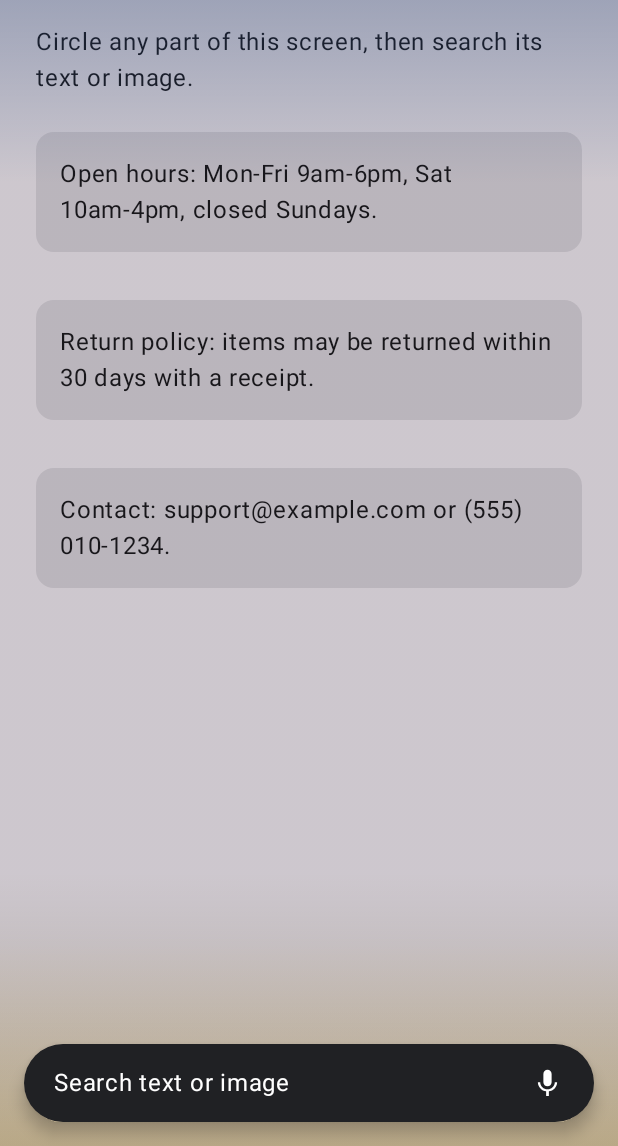
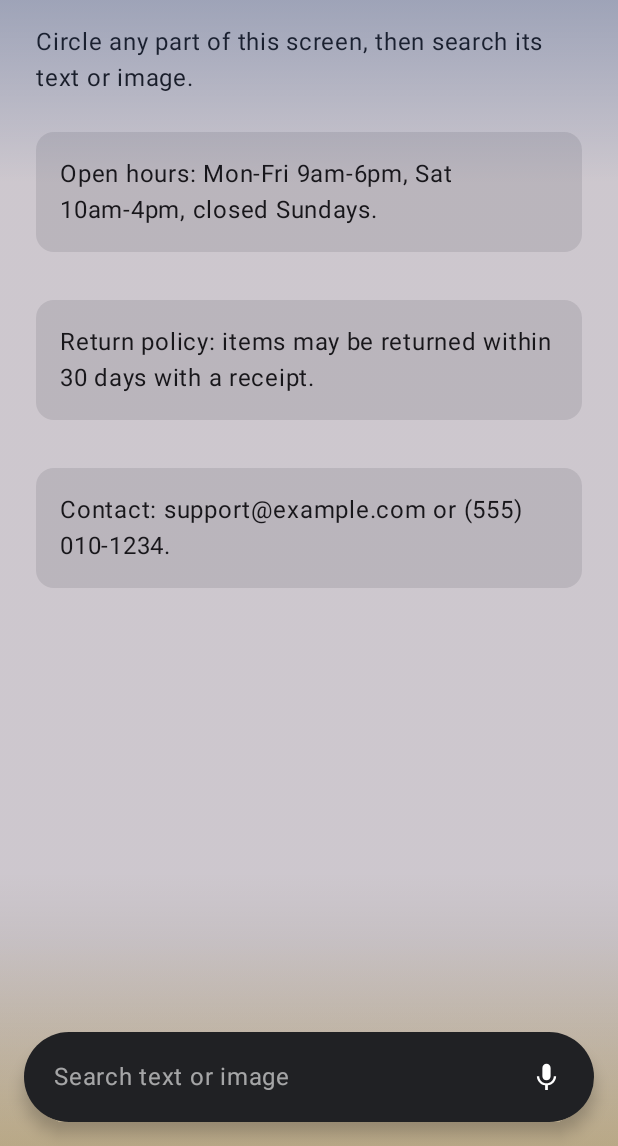
Before and after one commit to krajarajan96/Circle-To-Search, an Android app built with Jetpack Compose: the screen it shows after launch (MainActivity), after a tap on "Search", on a phone screen of 412 x 824 dp, the part 90-1236 px from its top. Run offline under Robolectric (Android 15) with nearby library versions, the phone set to English and light mode, and no system bars; libraries missing offline, so code that uses them is left out: com.google.mlkit.vision; 1 statement that could not run was skipped.

Commit message:
Align with BizBuddy implementation: chrome/FAB toggles, typeable bar, text-only mode, empty-OCR reset, FAB colors; refresh README and screenshots
Co-Authored-By: Claude Sonnet 5.5 <noreply@anthropic.com>

```diff
--- a/circletosearch/src/commonMain/kotlin/com/circletosearch/CircleSearchConfig.kt
+++ b/circletosearch/src/commonMain/kotlin/com/circletosearch/CircleSearchConfig.kt
@@ -23,6 +23,9 @@ data class CircleSearchColors(
     val resultPanelColor: Color,
     val selectionStrokeColor: Color,
     val selectingDarkenBrush: Brush,
+    /** Launch FAB colors. [Color.Unspecified] falls back to the Material 3 theme defaults. */
+    val fabContainerColor: Color = Color.Unspecified,
+    val fabContentColor: Color = Color.Unspecified,
 ) {
     companion object {
         fun defaults(): CircleSearchColors = CircleSearchColors(
@@ -61,6 +64,11 @@ data class CircleSearchStrings(
     val searchTextButton: String = "Search text",
     val searchImageButton: String = "Search image",
     val recognizingLabel: String = "Reading text…",
+    /** Used for the single result button when [CircleSearchConfig.enableImageSearch] is false. */
+    val searchButton: String = "Search",
+    val closeDescription: String = "Close",
+    val voiceSearchDescription: String = "Voice search",
+    val selectedContentDescription: String = "Selected content",
 ) {
     companion object {
         fun defaults(): CircleSearchStrings = CircleSearchStrings()
@@ -70,10 +78,9 @@ data class CircleSearchStrings(
 /**
  * Everything a host screen can customize about [SelectableContent]: the OCR backend, the visual
  * theme, the minimum selection size that counts as a deliberate circle rather than a stray tap,
- * and the bottom chrome shown while the user is drawing a selection.
+ * and the chrome shown while the user is drawing a selection.
  *
- * Set [bottomBar] to replace the default "Search text or image" bar with your own composable
- * (e.g. to add suggestion chips, a different hint, or app-specific actions). It's still hosted
+ * Set [bottomBar] to replace the default search bar with your own composable. It's still hosted
  * inside the same animated slide-in/fade-in container as the default bar.
  */
 data class CircleSearchConfig(
@@ -82,4 +89,19 @@ data class CircleSearchConfig(
     val strings: CircleSearchStrings = CircleSearchStrings.defaults(),
     val minSelectionSizePx: Int = 20,
     val bottomBar: (@Composable () -> Unit)? = null,
+    /**
+     * When false the host draws [SearchModeTopBar]/[SearchModeBottomBar] itself (e.g. swapped in
+     * for its own app bars) and this overlay skips them.
+     */
+    val showChrome: Boolean = true,
+    /** When false the host renders its own launch button and calls [SelectionController.startSelecting]. */
+    val showFab: Boolean = true,
+    /** Show both "Search text" and "Search image". When false, only a single text-search button. */
+    val enableImageSearch: Boolean = true,
+    /** Close back to idle when OCR finds no text, instead of reporting an empty text query. */
+    val resetOnEmptyText: Boolean = false,
+    /** Makes the default bottom bar a real text field; called with the typed query on IME search. */
+    val onQuerySubmit: ((String) -> Unit)? = null,
+    /** Shows a tappable mic in the default bottom bar; called when it is tapped. */
+    val onVoiceSearch: (() -> Unit)? = null,
 )
--- a/circletosearch/src/commonMain/kotlin/com/circletosearch/SelectableContent.kt
+++ b/circletosearch/src/commonMain/kotlin/com/circletosearch/SelectableContent.kt
@@ -19,10 +19,17 @@ import androidx.compose.foundation.layout.fillMaxWidth
 import androidx.compose.foundation.layout.height
 import androidx.compose.foundation.layout.navigationBarsPadding
 import androidx.compose.foundation.layout.padding
-import androidx.compose.foundation.layout.safeDrawingPadding
+import androidx.compose.foundation.layout.WindowInsets
+import androidx.compose.foundation.layout.ime
+import androidx.compose.foundation.layout.navigationBars
+import androidx.compose.foundation.layout.statusBars
+import androidx.compose.foundation.layout.windowInsetsPadding
 import androidx.compose.foundation.layout.size
 import androidx.compose.foundation.shape.CircleShape
 import androidx.compose.foundation.shape.RoundedCornerShape
+import androidx.compose.foundation.text.BasicTextField
+import androidx.compose.foundation.text.KeyboardActions
+import androidx.compose.foundation.text.KeyboardOptions
 import androidx.compose.material.icons.Icons
 import androidx.compose.material.icons.filled.Close
 import androidx.compose.material.icons.filled.Mic
@@ -31,6 +38,8 @@ import androidx.compose.material3.Button
 import androidx.compose.material3.CircularProgressIndicator
 import androidx.compose.material3.FloatingActionButton
 import androidx.compose.material3.Icon
+import androidx.compose.material3.IconButton
+import androidx.compose.material3.LocalTextStyle
 import androidx.compose.material3.MaterialTheme
 import androidx.compose.material3.Surface
 import androidx.compose.material3.Text
@@ -52,6 +61,7 @@ import androidx.compose.ui.graphics.Color
 import androidx.compose.ui.graphics.ImageBitmap
 import androidx.compose.ui.graphics.Path
 import androidx.compose.ui.graphics.PathEffect
+import androidx.compose.ui.graphics.SolidColor
 import androidx.compose.ui.graphics.StrokeCap
 import androidx.compose.ui.graphics.StrokeJoin
 import androidx.compose.ui.graphics.drawscope.DrawScope
@@ -62,9 +72,12 @@ import androidx.compose.ui.graphics.takeOrElse
 import androidx.compose.ui.input.pointer.pointerInput
 import androidx.compose.ui.layout.onSizeChanged
 import androidx.compose.ui.text.font.FontWeight
+import androidx.compose.ui.text.input.ImeAction
 import androidx.compose.ui.unit.IntSize
 import androidx.compose.ui.unit.dp
+import kotlinx.coroutines.Dispatchers
 import kotlinx.coroutines.launch
+import kotlinx.coroutines.withContext
 
 /**
  * Wraps [content] with a Google-Lens-style "circle to search" gesture: a FAB toggles a
@@ -159,8 +172,12 @@ fun SelectableContent(
                                     controller.reset()
                                 } else {
                                     scope.launch {
-                                        val snapshot = graphicsLayer.toImageBitmap().toSoftwareImageBitmap()
-                                        val preview = cropImageBitmap(snapshot, bounds)
+                                        val snapshot = graphicsLayer.toImageBitmap()
+                                        // The hardware->software copy and crop block, so keep them
+                                        // off the main thread to avoid stalling the enter animation.
+                                        val preview = withContext(Dispatchers.Default) {
+                                            cropImageBitmap(snapshot.toSoftwareImageBitmap(), bounds)
+                                        }
                                         controller.finishSelecting(bounds, preview)
                                     }
                                 }
@@ -172,22 +189,34 @@ fun SelectableContent(
             }
         }
 
-        if (mode is SelectionMode.Idle) {
+        if (mode is SelectionMode.Idle && config.showFab) {
             FloatingActionButton(
                 onClick = { controller.startSelecting() },
-                modifier = Modifier.align(Alignment.BottomEnd).navigationBarsPadding().padding(24.dp),
+                containerColor = config.colors.fabContainerColor.takeOrElse { MaterialTheme.colorScheme.primaryContainer },
+                contentColor = config.colors.fabContentColor.takeOrElse { MaterialTheme.colorScheme.onPrimaryContainer },
+                // With host-drawn chrome, the host's own bottom bar already reserves the nav inset.
+                modifier = Modifier
+                    .align(Alignment.BottomEnd)
+                    .then(if (config.showChrome) Modifier.navigationBarsPadding() else Modifier)
+                    .padding(24.dp),
             ) {
                 Icon(Icons.Default.Search, contentDescription = config.strings.searchTitle)
             }
         }
 
+        if (config.showChrome) {
             AnimatedVisibility(
                 visible = showBottomSearchBar,
                 modifier = Modifier.align(Alignment.BottomCenter),
                 enter = slideInVertically(initialOffsetY = { it }) + fadeIn(),
                 exit = slideOutVertically(targetOffsetY = { it }) + fadeOut(),
             ) {
-            config.bottomBar?.invoke() ?: SearchModeBottomBar(config)
+                config.bottomBar?.invoke() ?: SearchModeBottomBar(
+                    config = config,
+                    onSearch = config.onQuerySubmit?.let { submit -> { q: String -> controller.reset(); submit(q) } },
+                    onVoiceSearch = config.onVoiceSearch,
+                )
+            }
         }
 
         AnimatedVisibility(
@@ -203,6 +232,7 @@ fun SelectableContent(
                     config = config,
                     onSearchText = { controller.beginRecognizingText() },
                     onSearchImage = { onResult(CircleSearchResult.ImageQuery(result.preview)) },
+                    padForNavigationBar = config.showChrome,
                     onClose = { controller.reset() },
                 )
 
@@ -214,10 +244,14 @@ fun SelectableContent(
                         onSearchText = {},
                         onSearchImage = {},
                         onClose = { controller.reset() },
+                        padForNavigationBar = config.showChrome,
                     )
                     LaunchedEffect(result.bounds) {
                         val text = config.ocrProvider.recognizeText(result.preview).getOrDefault("")
-                        onResult(CircleSearchResult.TextQuery(text, result.preview))
+                        // Nothing readable (e.g. a status dot): optionally close instead of
+                        // handing the host an empty query.
+                        if (text.isBlank() && config.resetOnEmptyText) controller.reset()
+                        else onResult(CircleSearchResult.TextQuery(text, result.preview))
                     }
                 }
 
@@ -227,13 +261,15 @@ fun SelectableContent(
 
         // Composed last so it stacks above the full-screen drag-capture Canvas and always
         // receives taps on the close button.
+        if (config.showChrome) {
             AnimatedVisibility(
                 visible = inSearchMode,
                 modifier = Modifier.align(Alignment.TopCenter),
                 enter = slideInVertically(initialOffsetY = { -it }) + fadeIn(),
                 exit = slideOutVertically(targetOffsetY = { -it }) + fadeOut(),
             ) {
-            SearchModeTopBar(config = config, onClose = { controller.reset() })
+                SearchModeTopBar(onClose = { controller.reset() }, config = config)
+            }
         }
     }
 }
@@ -263,13 +299,22 @@ private fun DrawScope.drawSelectionPath(points: List<Offset>, strokeColor: Color
     )
 }
 
+/**
+ * The "Search" title bar shown while [SelectableContent] is in search mode. Public so a host can
+ * swap its own app bar for this when [CircleSearchConfig.showChrome] is false.
+ */
 @Composable
-private fun SearchModeTopBar(config: CircleSearchConfig, onClose: () -> Unit, modifier: Modifier = Modifier) {
+fun SearchModeTopBar(
+    onClose: () -> Unit,
+    modifier: Modifier = Modifier,
+    config: CircleSearchConfig = CircleSearchConfig(),
+) {
     Box(
         modifier = modifier
             .fillMaxWidth()
             .background(config.colors.topBarBrush)
-            .safeDrawingPadding()
+            // Status bar only: the ime inset would balloon this bar once the keyboard is up.
+            .windowInsetsPadding(WindowInsets.statusBars)
             .padding(horizontal = 8.dp, vertical = 8.dp),
     ) {
         Box(
@@ -280,7 +325,7 @@ private fun SearchModeTopBar(config: CircleSearchConfig, onClose: () -> Unit, mo
                 .clickable(onClick = onClose),
             contentAlignment = Alignment.Center,
         ) {
-            CloseIcon(tint = config.colors.contentColor, modifier = Modifier.size(18.dp))
+            CloseIcon(config.strings.closeDescription, tint = config.colors.contentColor, modifier = Modifier.size(18.dp))
         }
         Text(
             config.strings.searchTitle,
@@ -292,31 +337,64 @@ private fun SearchModeTopBar(config: CircleSearchConfig, onClose: () -> Unit, mo
     }
 }
 
+/**
+ * The search bar shown at the bottom while circling. With [onSearch] set it is a real text
+ * field (IME search action submits); with [onVoiceSearch] set the mic becomes tappable.
+ */
 @Composable
-private fun SearchModeBottomBar(config: CircleSearchConfig, modifier: Modifier = Modifier) {
+fun SearchModeBottomBar(
+    modifier: Modifier = Modifier,
+    config: CircleSearchConfig = CircleSearchConfig(),
+    onSearch: ((String) -> Unit)? = null,
+    onVoiceSearch: (() -> Unit)? = null,
+) {
+    var query by remember { mutableStateOf("") }
+    // Only the ime is reserved transparently; the nav-bar inset is padded inside the surface.
+    Box(modifier = modifier.fillMaxWidth().windowInsetsPadding(WindowInsets.ime)) {
         Surface(
-        modifier = modifier.fillMaxWidth().navigationBarsPadding().padding(16.dp),
+            modifier = Modifier.fillMaxWidth().windowInsetsPadding(WindowInsets.navigationBars).padding(16.dp),
             shape = CircleShape,
             color = config.colors.searchBarColor,
             shadowElevation = 6.dp,
         ) {
             Row(
-            modifier = Modifier.padding(horizontal = 20.dp, vertical = 14.dp),
+                modifier = Modifier.padding(start = 20.dp, end = 8.dp, top = 6.dp, bottom = 6.dp),
                 verticalAlignment = Alignment.CenterVertically,
             ) {
-            Text(
-                config.strings.bottomBarHint,
-                color = config.colors.contentColor,
-                modifier = Modifier.weight(1f),
+                val textColor = config.colors.contentColor
+                Box(modifier = Modifier.weight(1f).padding(vertical = 8.dp)) {
+                    if (onSearch == null || query.isEmpty()) {
+                        Text(config.strings.bottomBarHint, color = textColor.copy(alpha = if (onSearch == null) 1f else 0.6f))
+                    }
+                    if (onSearch != null) {
+                        BasicTextField(
+                            value = query,
+                            onValueChange = { query = it },
+                            modifier = Modifier.fillMaxWidth(),
+                            singleLine = true,
+                            textStyle = LocalTextStyle.current.copy(color = textColor),
+                            cursorBrush = SolidColor(textColor),
+                            keyboardOptions = KeyboardOptions(imeAction = ImeAction.Search),
+                            keyboardActions = KeyboardActions(onSearch = { onSearch(query) }),
                         )
-            Icon(Icons.Default.Mic, contentDescription = null, tint = config.colors.contentColor, modifier = Modifier.size(22.dp))
+                    }
+                }
+                IconButton(onClick = { onVoiceSearch?.invoke() }, enabled = onVoiceSearch != null) {
+                    Icon(
+                        Icons.Default.Mic,
+                        contentDescription = config.strings.voiceSearchDescription,
+                        tint = textColor,
+                        modifier = Modifier.size(22.dp),
+                    )
+                }
+            }
         }
     }
 }
 
 @Composable
-private fun CloseIcon(tint: Color, modifier: Modifier = Modifier) {
-    Icon(Icons.Default.Close, contentDescription = null, tint = tint, modifier = modifier)
+private fun CloseIcon(description: String, tint: Color, modifier: Modifier = Modifier) {
+    Icon(Icons.Default.Close, contentDescription = description, tint = tint, modifier = modifier)
 }
 
 @Composable
@@ -327,10 +405,11 @@ private fun SelectionResultPanel(
     onSearchText: () -> Unit,
     onSearchImage: () -> Unit,
     onClose: () -> Unit,
+    padForNavigationBar: Boolean,
     modifier: Modifier = Modifier,
 ) {
     Surface(
-        modifier = modifier.fillMaxWidth().navigationBarsPadding(),
+        modifier = modifier.fillMaxWidth().then(if (padForNavigationBar) Modifier.navigationBarsPadding() else Modifier),
         color = config.colors.resultPanelColor.takeOrElse { MaterialTheme.colorScheme.surface },
         shadowElevation = 8.dp,
         shape = RoundedCornerShape(topStart = 28.dp, topEnd = 28.dp),
@@ -347,14 +426,14 @@ private fun SelectionResultPanel(
                         .clickable(onClick = onClose),
                     contentAlignment = Alignment.Center,
                 ) {
-                    CloseIcon(tint = config.colors.contentColor, modifier = Modifier.size(16.dp))
+                    CloseIcon(config.strings.closeDescription, tint = config.colors.contentColor, modifier = Modifier.size(16.dp))
                 }
             }
             Spacer(modifier = Modifier.size(8.dp))
             Row(verticalAlignment = Alignment.CenterVertically) {
                 androidx.compose.foundation.Image(
                     bitmap = preview,
-                    contentDescription = "Selected content",
+                    contentDescription = config.strings.selectedContentDescription,
                     modifier = Modifier.size(56.dp).clip(RoundedCornerShape(8.dp)),
                 )
                 if (isRecognizing) {
@@ -375,8 +454,10 @@ private fun SelectionResultPanel(
                     shape = CircleShape,
                     modifier = Modifier.weight(1f),
                 ) {
-                    Text(config.strings.searchTextButton, maxLines = 1)
+                    val label = if (config.enableImageSearch) config.strings.searchTextButton else config.strings.searchButton
+                    Text(label, maxLines = 1)
                 }
+                if (config.enableImageSearch) {
                     Button(
                         onClick = onSearchImage,
                         enabled = !isRecognizing,
@@ -389,3 +470,4 @@ private fun SelectionResultPanel(
             }
         }
     }
+}
--- a/sample/src/commonMain/kotlin/com/circletosearch/sample/DemoContentScreen.kt
+++ b/sample/src/commonMain/kotlin/com/circletosearch/sample/DemoContentScreen.kt
@@ -12,6 +12,7 @@ import androidx.compose.material3.Text
 import androidx.compose.runtime.Composable
 import androidx.compose.ui.Modifier
 import androidx.compose.ui.unit.dp
+import com.circletosearch.CircleSearchConfig
 import com.circletosearch.CircleSearchResult
 import com.circletosearch.SelectableContent
 
@@ -21,7 +22,15 @@ import com.circletosearch.SelectableContent
  */
 @Composable
 fun DemoContentScreen(onResult: (CircleSearchResult) -> Unit) {
-    SelectableContent(onResult = onResult) {
+    SelectableContent(
+        onResult = onResult,
+        config = CircleSearchConfig(
+            // Typeable search bar + tappable mic; blank OCR closes instead of returning "".
+            onQuerySubmit = { onResult(CircleSearchResult.TextQuery(it, androidx.compose.ui.graphics.ImageBitmap(1, 1))) },
+            onVoiceSearch = {},
+            resetOnEmptyText = true,
+        ),
+    ) {
         Surface(modifier = Modifier.fillMaxSize()) {
             Column(
                 modifier = Modifier.fillMaxSize().safeContentPadding().padding(24.dp),
```
Also changed, not shown: 4 other files. Lines whose indentation alone changed are shown as unchanged.
